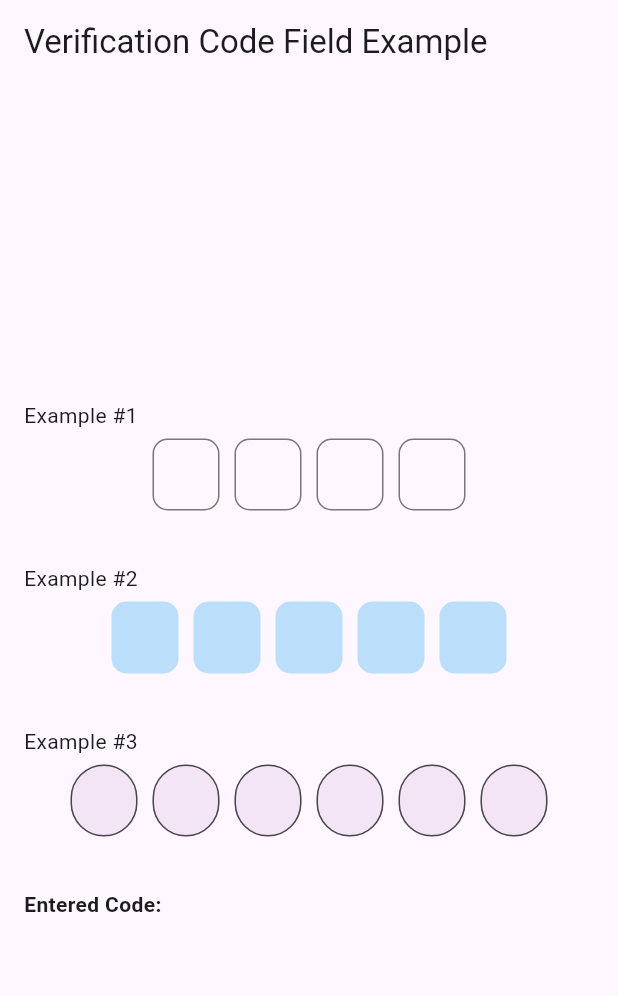
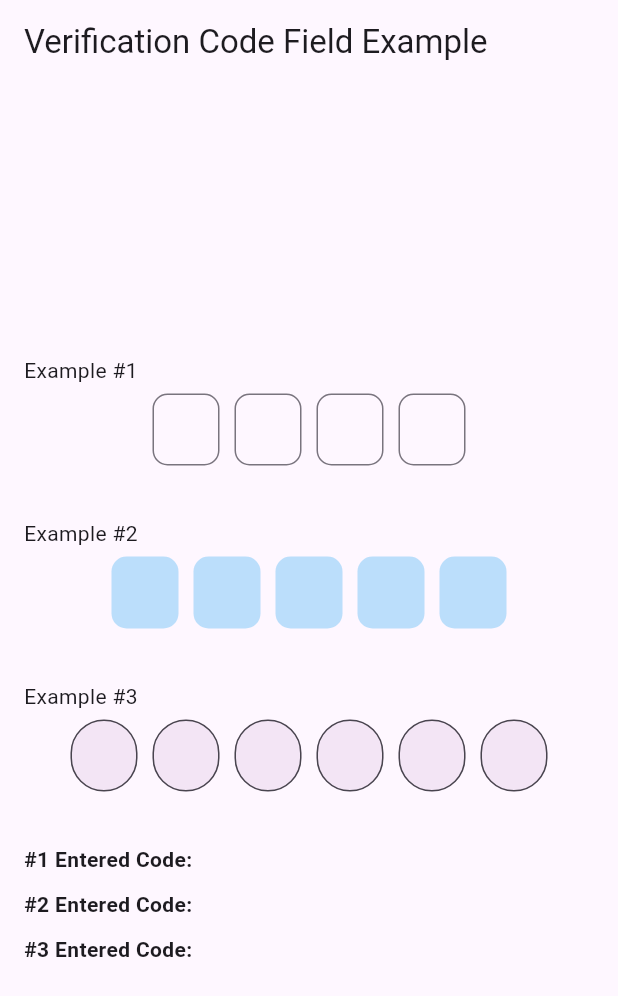
Before and after one commit to enescerrahoglu/verification_code_field, a Flutter app: the screen it shows after launch, on a phone screen of 412 x 824 dp. Shown: the top 996 px of the screen. Run offline on Flutter 3.47's test engine with Material 3 defaults, Android fonts, the phone set to English and light mode, and no system bars; our stand-ins replace google_fonts.

Commit message:
package developed

```diff
--- a/example/lib/main.dart
+++ b/example/lib/main.dart
@@ -24,11 +24,23 @@ class MyApp extends StatelessWidget {
 class VerificationCodeFieldExample extends StatelessWidget {
   VerificationCodeFieldExample({super.key});
 
-  final ValueNotifier<String> _enteredCode = ValueNotifier<String>('');
+  final ValueNotifier<String> _enteredCode1 = ValueNotifier<String>('');
+  final ValueNotifier<String> _enteredCode2 = ValueNotifier<String>('');
+  final ValueNotifier<String> _enteredCode3 = ValueNotifier<String>('');
 
-  void _handleSubmit(String code) {
-    _enteredCode.value = code;
-    debugPrint('Entered Code: $code');
+  void _handleSubmit1(String code) {
+    _enteredCode1.value = code;
+    debugPrint('#1 Entered Code: $code');
+  }
+
+  void _handleSubmit2(String code) {
+    _enteredCode2.value = code;
+    debugPrint('#2 Entered Code: $code');
+  }
+
+  void _handleSubmit3(String code) {
+    _enteredCode3.value = code;
+    debugPrint('#3 Entered Code: $code');
   }
 
   @override
@@ -49,7 +61,7 @@ class VerificationCodeFieldExample extends StatelessWidget {
                 const Text('Example #1'),
                 Center(
                   child: VerificationCodeField(
-                    onSubmit: _handleSubmit,
+                    onSubmit: _handleSubmit1,
                   ),
                 ),
               ],
@@ -62,7 +74,7 @@ class VerificationCodeFieldExample extends StatelessWidget {
                 Center(
                   child: VerificationCodeField(
                     codeDigit: CodeDigit.five,
-                    onSubmit: _handleSubmit,
+                    onSubmit: _handleSubmit2,
                     enabled: true,
                     showCursor: true,
                     filled: true,
@@ -82,7 +94,7 @@ class VerificationCodeFieldExample extends StatelessWidget {
                 Center(
                   child: VerificationCodeField(
                     codeDigit: CodeDigit.six,
-                    onSubmit: _handleSubmit,
+                    onSubmit: _handleSubmit3,
                     enabled: true,
                     filled: true,
                     fillColor: Colors.purple.shade50,
@@ -94,9 +106,29 @@ class VerificationCodeFieldExample extends StatelessWidget {
             ),
             const SizedBox(height: 30),
             ValueListenableBuilder(
-              valueListenable: _enteredCode,
+              valueListenable: _enteredCode1,
               builder: (context, value, child) => Text(
-                'Entered Code: ${_enteredCode.value}',
+                '#1 Entered Code: ${_enteredCode1.value}',
+                style: const TextStyle(
+                  fontWeight: FontWeight.bold,
+                ),
+              ),
+            ),
+            const SizedBox(height: 10),
+            ValueListenableBuilder(
+              valueListenable: _enteredCode2,
+              builder: (context, value, child) => Text(
+                '#2 Entered Code: ${_enteredCode2.value}',
+                style: const TextStyle(
+                  fontWeight: FontWeight.bold,
+                ),
+              ),
+            ),
+            const SizedBox(height: 10),
+            ValueListenableBuilder(
+              valueListenable: _enteredCode3,
+              builder: (context, value, child) => Text(
+                '#3 Entered Code: ${_enteredCode3.value}',
                 style: const TextStyle(
                   fontWeight: FontWeight.bold,
                 ),
```
Also changed, not shown: 1 other file.
